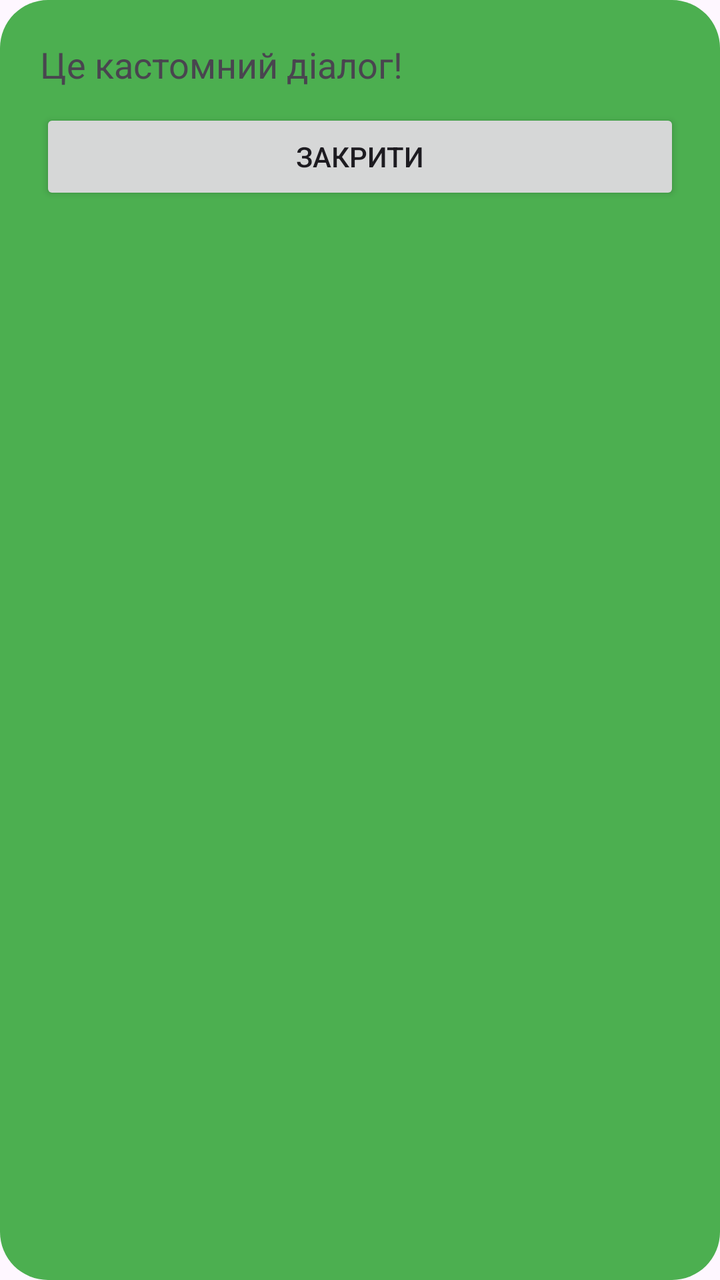
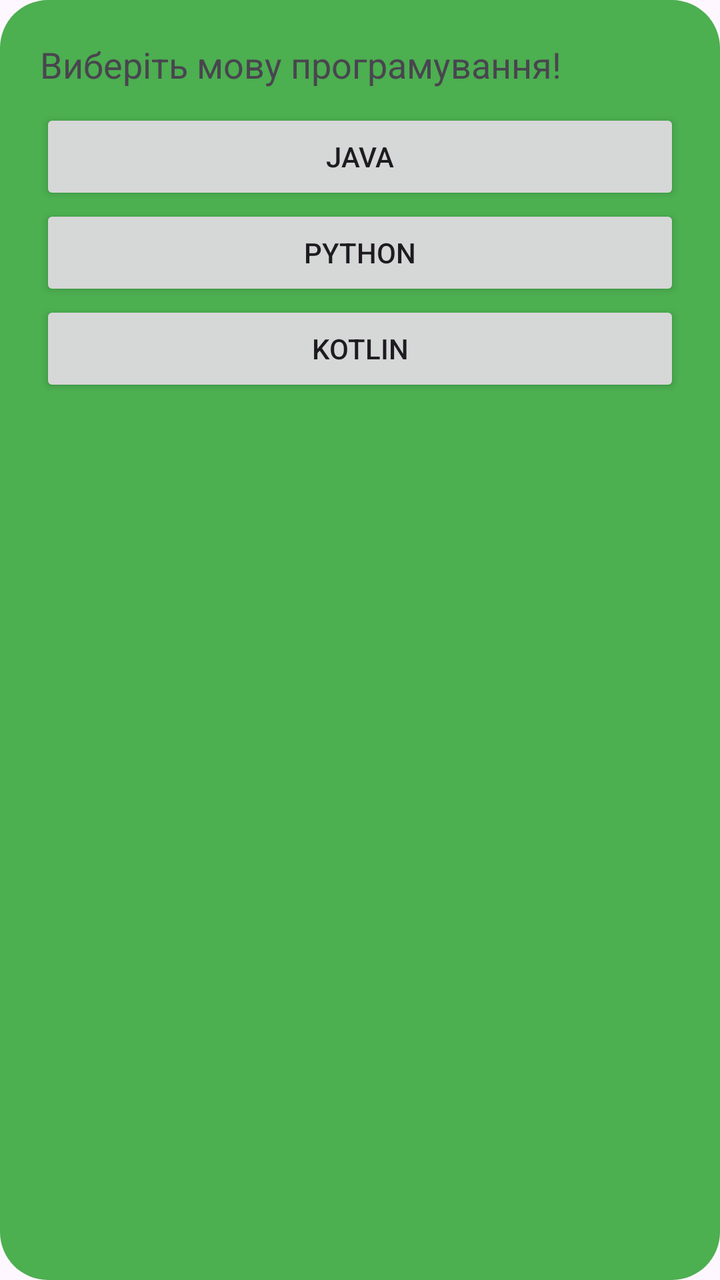

Screens rendered from an Android XML layout before and after an edit, with the pre-edit source and the edit as a unified diff.
<!-- AndroidManifest.xml: application theme Theme.LearnTestComplete -->
<!-- res/layout/custom_dialog.xml -->
<LinearLayout
    xmlns:android="http://schemas.android.com/apk/res/android"
    android:orientation="vertical"
    android:padding="20dp"
    android:background="@drawable/toast_bg"
    android:layout_width="match_parent"
    android:layout_height="wrap_content">

    <TextView
        android:id="@+id/tvMessage"
        android:layout_width="wrap_content"
        android:layout_height="wrap_content"
        android:text="Це кастомний діалог!"
        android:textSize="18sp"
        android:layout_marginBottom="10dp" />

    <Button
        android:id="@+id/btnClose"
        android:text="Закрити"
        android:layout_width="match_parent"
        android:layout_height="wrap_content"/>
</LinearLayout>
<!-- resources referenced by this layout -->
<resources>
  <!-- drawable toast_bg (drawable) -->
  <?xml version="1.0" encoding="utf-8"?>
  <shape xmlns:android="http://schemas.android.com/apk/res/android">
      <solid android:color="#4CAF50" />
      <corners android:radius="24dp" />
  </shape>
  <style name="Theme.LearnTestComplete" parent="Base.Theme.LearnTestComplete" />
  <style name="Base.Theme.LearnTestComplete" parent="Theme.Material3.DayNight.NoActionBar">
          
          
      </style>
</resources>

<!-- the commit's change to res/layout/custom_dialog.xml (unified diff, before → after) -->
@@ -10,13 +10,24 @@
         android:id="@+id/tvMessage"
         android:layout_width="wrap_content"
         android:layout_height="wrap_content"
-        android:text="Це кастомний діалог!"
-        android:textSize="18sp"
-        android:layout_marginBottom="10dp" />
+        android:layout_marginBottom="10dp"
+        android:text="Виберіть мову програмування!"
+        android:textSize="18sp" />
 
     <Button
-        android:id="@+id/btnClose"
-        android:text="Закрити"
+        android:id="@+id/btnJava"
+        android:text="Java"
+        android:layout_width="match_parent"
+        android:layout_height="wrap_content"/>
+
+    <Button
+        android:id="@+id/btnPython"
+        android:text="Python"
+        android:layout_width="match_parent"
+        android:layout_height="wrap_content"/>
+    <Button
+        android:id="@+id/btnKotlin"
+        android:text="Kotlin"
         android:layout_width="match_parent"
         android:layout_height="wrap_content"/>
 </LinearLayout>
